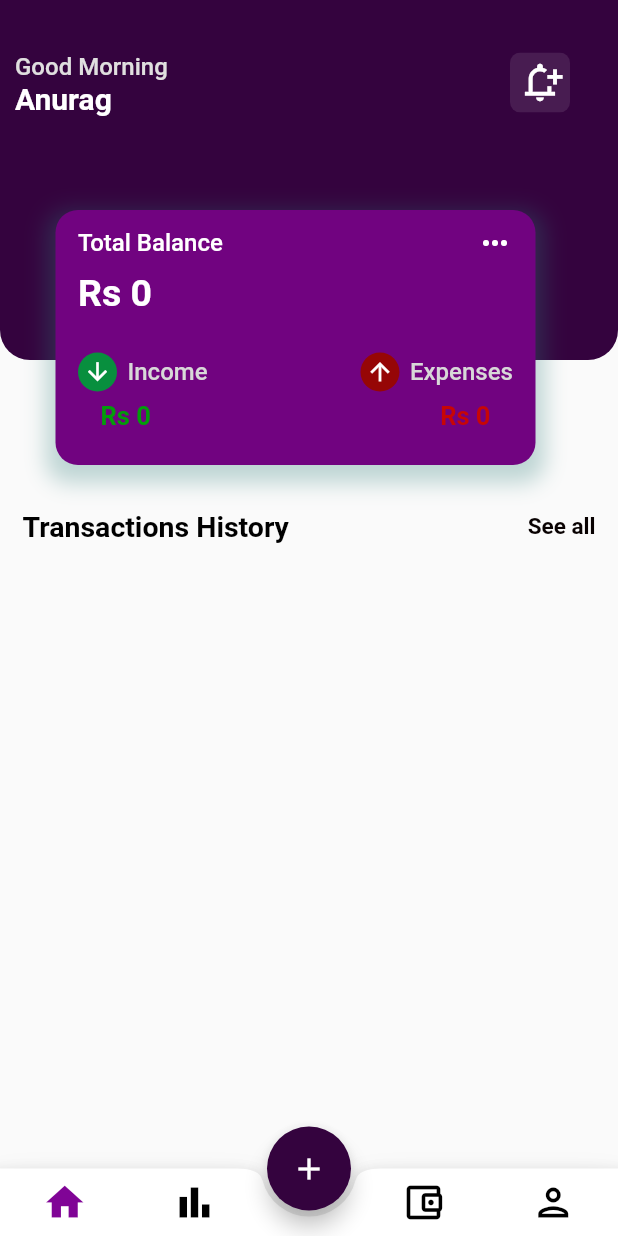
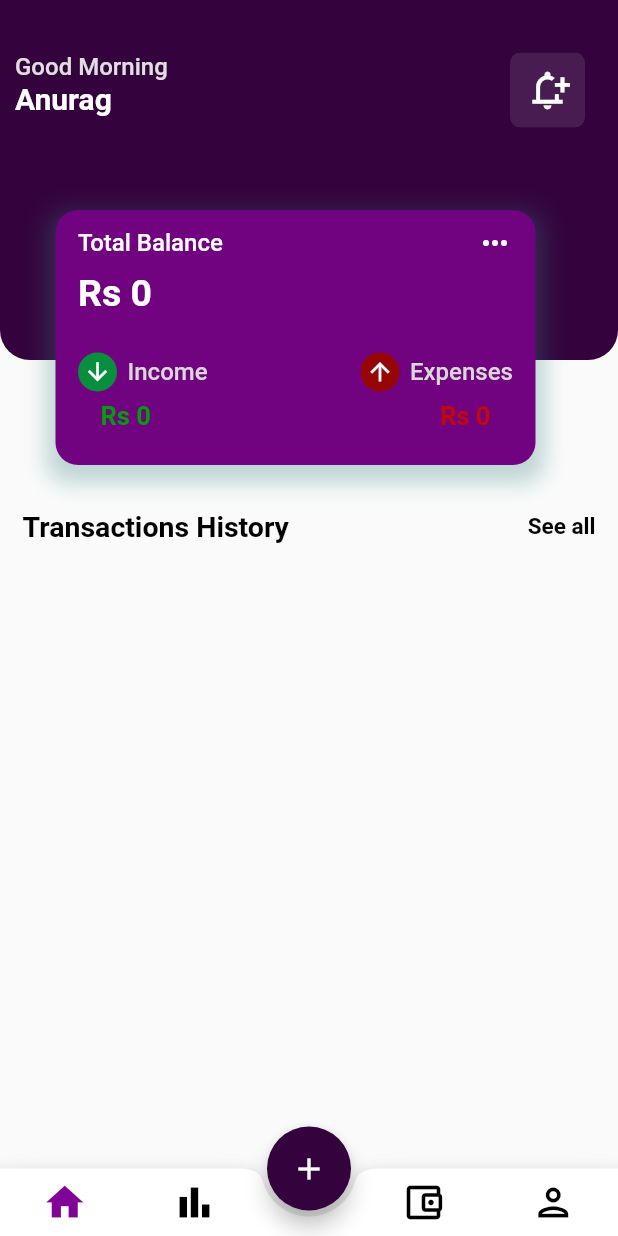
Before and after one commit to anurag67124/Finance-Managment-App, a Flutter app: the screen it shows after launch, on a phone screen of 412 x 824 dp. Run offline on Flutter 3.47's test engine with Material 2 defaults, Android fonts, the phone set to English and light mode, and no system bars; our stand-ins replace hive, hive_flutter, syncfusion_flutter_charts; accounts and stored records are empty.

Commit message:
Notification button added , fixed general issues

```diff
--- a/finance_app/lib/Screens/home.dart
+++ b/finance_app/lib/Screens/home.dart
@@ -41,7 +41,7 @@ class _HomeState extends State<Home> {
                         padding: const EdgeInsets.symmetric(horizontal: 15),
                         child: Row(
                           mainAxisAlignment: MainAxisAlignment.spaceBetween,
-                          children: [
+                          children: const [
                             Text(
                               'Transactions History',
                               style: TextStyle(
@@ -103,14 +103,14 @@ class _HomeState extends State<Home> {
       ),
       title: Text(
         history.name,
-        style: TextStyle(
+        style: const TextStyle(
           fontSize: 17,
           fontWeight: FontWeight.w600,
         ),
       ),
       subtitle: Text(
         '${day[history.datetime.weekday - 1]}  ${history.datetime.year}-${history.datetime.day}-${history.datetime.month}',
-        style: TextStyle(
+        style: const TextStyle(
           fontWeight: FontWeight.w600,
         ),
       ),
@@ -133,7 +133,7 @@ class _HomeState extends State<Home> {
             Container(
               width: double.infinity,
               height: 240,
-              decoration: BoxDecoration(
+              decoration: const BoxDecoration(
                 color: Color.fromARGB(255, 52, 3, 62),
                 borderRadius: BorderRadius.only(
                   bottomLeft: Radius.circular(20),
@@ -148,13 +148,18 @@ class _HomeState extends State<Home> {
                     child: ClipRRect(
                       borderRadius: BorderRadius.circular(7),
                       child: Container(
-                        height: 40,
-                        width: 40,
-                        color: Color.fromRGBO(250, 250, 250, 0.1),
-                        child: Icon(
-                          Icons.notification_add_outlined,
-                          size: 30,
-                          color: Colors.white,
+                        height: 50,
+                        width: 50,
+                        color: const Color.fromRGBO(250, 250, 250, 0.1),
+                        child: IconButton(
+                          icon: const Icon(Icons.notification_add_outlined,
+                              size: 30, color: Colors.white),
+                          onPressed: () {
+                            ScaffoldMessenger.of(context)
+                                .showSnackBar(const SnackBar(
+                              content: Text("No Messages!"),
+                            ));
+                          },
                         ),
                       ),
                     ),
@@ -163,7 +168,7 @@ class _HomeState extends State<Home> {
                     padding: const EdgeInsets.only(top: 35, left: 10),
                     child: Column(
                       crossAxisAlignment: CrossAxisAlignment.start,
-                      children: [
+                      children: const [
                         Text(
                           'Good Morning',
                           style: TextStyle(
@@ -195,7 +200,7 @@ class _HomeState extends State<Home> {
             height: 170,
             width: 320,
             decoration: BoxDecoration(
-              boxShadow: [
+              boxShadow: const [
                 BoxShadow(
                   color: Color.fromRGBO(47, 125, 121, 0.3),
                   offset: Offset(0, 6),
@@ -203,17 +208,17 @@ class _HomeState extends State<Home> {
                   spreadRadius: 6,
                 ),
               ],
-              color: Color.fromARGB(255, 113, 3, 128),
+              color: const Color.fromARGB(255, 113, 3, 128),
               borderRadius: BorderRadius.circular(15),
             ),
             child: Column(
               children: [
-                SizedBox(height: 10),
+                const SizedBox(height: 10),
                 Padding(
                   padding: const EdgeInsets.symmetric(horizontal: 15),
                   child: Row(
                     mainAxisAlignment: MainAxisAlignment.spaceBetween,
-                    children: [
+                    children: const [
                       Text(
                         'Total Balance',
                         style: TextStyle(
@@ -229,14 +234,14 @@ class _HomeState extends State<Home> {
                     ],
                   ),
                 ),
-                SizedBox(height: 7),
+                const SizedBox(height: 7),
                 Padding(
                   padding: const EdgeInsets.only(left: 15),
                   child: Row(
                     children: [
                       Text(
                         '\Rs ${total()}',
-                        style: TextStyle(
+                        style: const TextStyle(
                           fontWeight: FontWeight.bold,
                           fontSize: 25,
                           color: Colors.white,
@@ -245,14 +250,14 @@ class _HomeState extends State<Home> {
                     ],
                   ),
                 ),
-                SizedBox(height: 25),
+                const SizedBox(height: 25),
                 Padding(
                   padding: const EdgeInsets.symmetric(horizontal: 15),
                   child: Row(
                     mainAxisAlignment: MainAxisAlignment.spaceBetween,
                     children: [
                       Row(
-                        children: [
+                        children: const [
                           CircleAvatar(
                             radius: 13,
                             backgroundColor: Color.fromARGB(255, 8, 143, 62),
@@ -274,7 +279,7 @@ class _HomeState extends State<Home> {
                         ],
                       ),
                       Row(
-                        children: [
+                        children: const [
                           CircleAvatar(
                             radius: 13,
                             backgroundColor: Color.fromRGBO(150, 6, 6, 1),
@@ -298,7 +303,7 @@ class _HomeState extends State<Home> {
                     ],
                   ),
                 ),
-                SizedBox(height: 6),
+                const SizedBox(height: 6),
                 Padding(
                   padding: const EdgeInsets.symmetric(horizontal: 30),
                   child: Row(
@@ -306,7 +311,7 @@ class _HomeState extends State<Home> {
                     children: [
                       Text(
                         '\Rs ${income()}',
-                        style: TextStyle(
+                        style: const TextStyle(
                           fontWeight: FontWeight.w600,
                           fontSize: 17,
                           color: Color.fromARGB(255, 3, 156, 11),
@@ -314,7 +319,7 @@ class _HomeState extends State<Home> {
                       ),
                       Text(
                         '\Rs ${expenses()}',
-                        style: TextStyle(
+                        style: const TextStyle(
                           fontWeight: FontWeight.w600,
                           fontSize: 17,
                           color: Color.fromARGB(255, 199, 6, 6),
--- a/finance_app/lib/data/1.dart
+++ b/finance_app/lib/data/1.dart
@@ -1,3 +1,4 @@
+// ignore: camel_case_types
 class money {
   String? image;
   String? name;
--- a/finance_app/lib/data/top.dart
+++ b/finance_app/lib/data/top.dart
@@ -1,6 +1,8 @@
 import 'package:finance_app/data/1.dart';
 
+// ignore: non_constant_identifier_names
 List<money> geter_top() {
+  // ignore: non_constant_identifier_names
   money snap_food = money();
   snap_food.time = 'jan 30,2022';
   snap_food.image = 'mac.jpg';
--- a/finance_app/lib/main.dart
+++ b/finance_app/lib/main.dart
@@ -18,7 +18,7 @@ class MyApp extends StatelessWidget {
 
   @override
   Widget build(BuildContext context) {
-    return MaterialApp(
+    return const MaterialApp(
       debugShowCheckedModeBanner: false,
       home: Bottom(),
     );
--- a/finance_app/lib/widgets/bottomnavigationbar.dart
+++ b/finance_app/lib/widgets/bottomnavigationbar.dart
@@ -11,23 +11,25 @@ class Bottom extends StatefulWidget {
 }
 
 class _BottomState extends State<Bottom> {
+  // ignore: non_constant_identifier_names
   int index_color = 0;
-  List Screen = [Home(), Statistics()];
+  // ignore: non_constant_identifier_names
+  List Screen = [const Home(), const Statistics()];
   @override
   Widget build(BuildContext context) {
     return Scaffold(
       body: Screen[index_color],
       floatingActionButton: FloatingActionButton(
         onPressed: () {
-          Navigator.of(context)
-              .push(MaterialPageRoute(builder: (context) => Add_Screen()));
+          Navigator.of(context).push(
+              MaterialPageRoute(builder: (context) => const Add_Screen()));
         },
-        child: Icon(Icons.add),
-        backgroundColor: Color.fromARGB(255, 52, 3, 62),
+        child: const Icon(Icons.add),
+        backgroundColor: const Color.fromARGB(255, 52, 3, 62),
       ),
       floatingActionButtonLocation: FloatingActionButtonLocation.centerDocked,
       bottomNavigationBar: BottomAppBar(
-        shape: CircularNotchedRectangle(),
+        shape: const CircularNotchedRectangle(),
         child: Padding(
           padding: const EdgeInsets.only(top: 7.5, bottom: 7.5),
           child: Row(
@@ -43,7 +45,7 @@ class _BottomState extends State<Bottom> {
                   Icons.home,
                   size: 30,
                   color: index_color == 0
-                      ? Color.fromARGB(255, 128, 4, 150)
+                      ? const Color.fromARGB(255, 128, 4, 150)
                       : Colors.black,
                 ),
               ),
@@ -57,11 +59,11 @@ class _BottomState extends State<Bottom> {
                   Icons.bar_chart_outlined,
                   size: 30,
                   color: index_color == 1
-                      ? Color.fromARGB(255, 128, 4, 150)
+                      ? const Color.fromARGB(255, 128, 4, 150)
                       : Colors.black,
                 ),
               ),
-              SizedBox(width: 10),
+              const SizedBox(width: 10),
               GestureDetector(
                 onTap: () {
                   setState(() {
@@ -72,7 +74,7 @@ class _BottomState extends State<Bottom> {
                   Icons.account_balance_wallet_outlined,
                   size: 30,
                   color: index_color == 2
-                      ? Color.fromARGB(255, 128, 4, 150)
+                      ? const Color.fromARGB(255, 128, 4, 150)
                       : Colors.black,
                 ),
               ),
@@ -86,7 +88,7 @@ class _BottomState extends State<Bottom> {
                   Icons.person_outlined,
                   size: 30,
                   color: index_color == 3
-                      ? Color.fromARGB(255, 128, 4, 150)
+                      ? const Color.fromARGB(255, 128, 4, 150)
                       : Colors.black,
                 ),
               ),
```
Also changed, not shown: finance_app/lib/Screens/add.dart (+37 -35 lines), finance_app/lib/Screens/statistics.dart (+9 -9 lines), finance_app/lib/data/utlity.dart (+5 -4 lines), finance_app/pubspec.lock.
